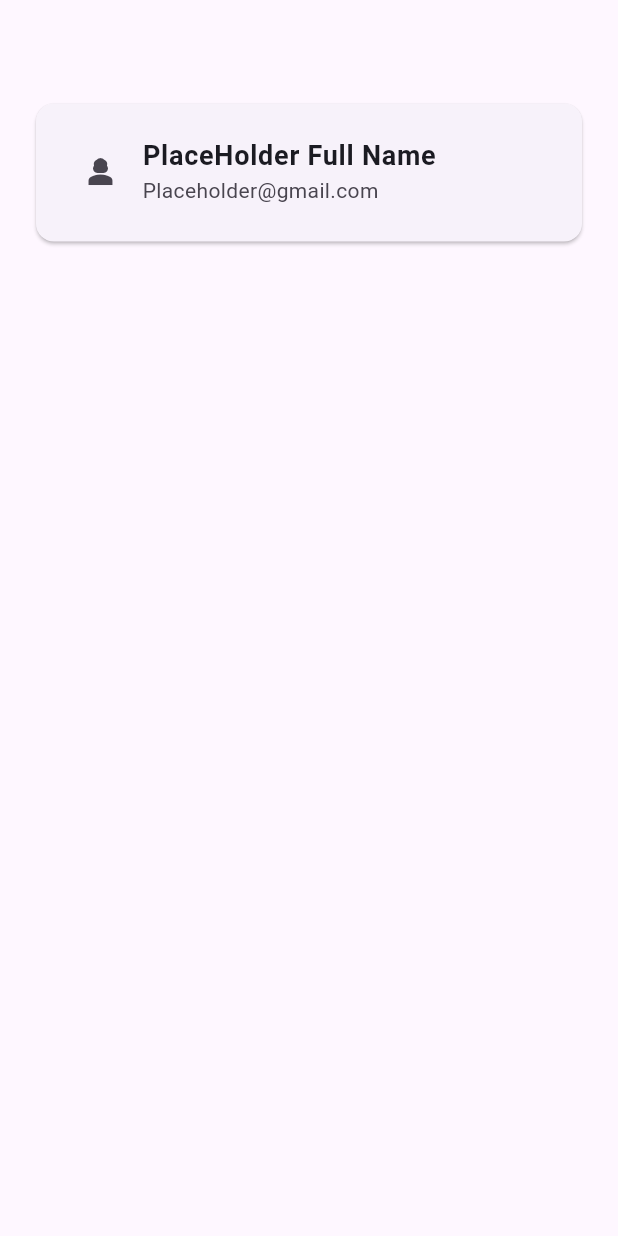
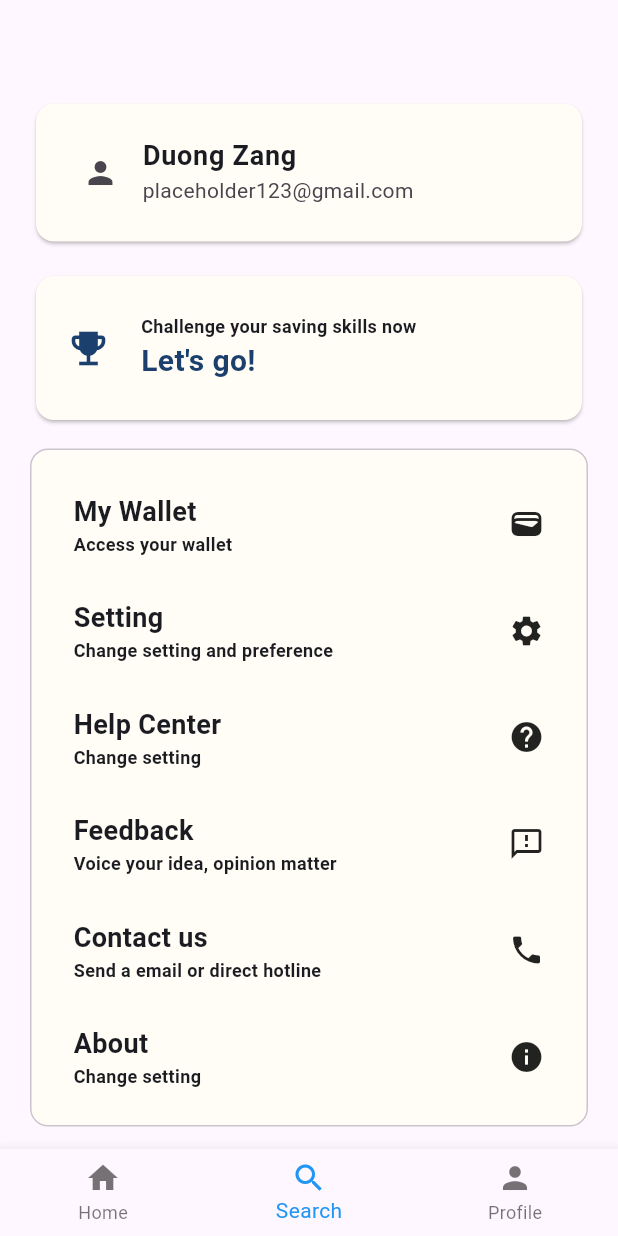
Before and after one commit to Puppychan/tymesavingfrontend, a Flutter app: the screen it shows after launch, on a phone screen of 412 x 824 dp. Run offline on Flutter 3.47's test engine with Material 3 defaults, Android fonts, the phone set to English and light mode, and no system bars; Roboto replaces fonts that are missing (Merriweather).

Commit message:
Work on more_menu/more_setting and more
Created code for more menu, created function to call back, added some styling to common/app_text_style.dart

```diff
--- a/lib/common/app_text_style.dart
+++ b/lib/common/app_text_style.dart
@@ -44,4 +44,18 @@ class AppTextStyles {
     fontFamily: 'Merriweather',
     fontWeight: FontWeight.w700,
   );
+
+  static const TextStyle headingSmall = TextStyle(
+    color: AppColors.primaryText,
+    fontSize: 12,
+    fontFamily: 'Merriweather',
+    fontWeight: FontWeight.w700,
+  );
+
+  static const TextStyle boldHeadingBlue = TextStyle(
+    color: AppColors.primaryBlue,
+    fontSize: 20,
+    fontFamily: 'Merriweather',
+    fontWeight: FontWeight.w700,
+  );
 }
--- a/lib/main.dart
+++ b/lib/main.dart
@@ -12,7 +12,7 @@ class MyApp extends StatelessWidget {
   @override
   Widget build(BuildContext context) {
     return MaterialApp(
-      home: moreMenu(),
+      home: MoreMenu(),
     );
   }
 }
--- a/lib/screens/more_menu/more.dart
+++ b/lib/screens/more_menu/more.dart
@@ -1,22 +1,48 @@
 import 'package:flutter/material.dart';
+import 'package:tymesavingfrontend/common/app_color.dart';
 import 'package:tymesavingfrontend/common/app_text_style.dart';
+import 'package:tymesavingfrontend/screens/more_menu/more_setting.dart';
 
-class moreMenu extends StatefulWidget {
-  const moreMenu({super.key});
+class MoreMenu extends StatefulWidget {
+  const MoreMenu({super.key});
 
   @override
-  State<moreMenu> createState() => _userProfileState();
+  State<MoreMenu> createState() => MoreMenuState();
 }
 
-class _userProfileState extends State<moreMenu> {
+class MoreMenuState extends State<MoreMenu> {
   @override
   Widget build(BuildContext context) {
     return Scaffold(
+      bottomNavigationBar: BottomNavigationBar(
+        items: const <BottomNavigationBarItem>[
+          BottomNavigationBarItem(
+            icon: Icon(Icons.home),
+            label: 'Home',
+          ),
+          BottomNavigationBarItem(
+            icon: Icon(Icons.search),
+            label: 'Search',
+          ),
+          BottomNavigationBarItem(
+            icon: Icon(Icons.person),
+            label: 'Profile',
+          ),
+        ],
+        currentIndex: 1,
+        selectedItemColor: Colors.blue,
+        //PlaceHolder here
+        onTap: (int intPlaceHolder){}
+      ),
       body: Container(
         padding: const EdgeInsets.symmetric(horizontal: 20, vertical: 15),
-        child: Column(children: [
-          const SizedBox(height: 50,),
+        child: const Column(children: [
+          SizedBox(height: 50,),
           UserBox(),
+          SizedBox(height: 15,),
+          MoreMenuChallenge(),
+          SizedBox(height: 15,),
+          MoreMenuSetting(),
         ],),
       ),
     );
@@ -29,16 +55,16 @@ class UserBox extends StatelessWidget {
   @override
   Widget build(BuildContext context) {
     return const Card(
-
+      color: AppColors.cream,
       child: Padding(
-        padding: const EdgeInsets.symmetric(horizontal: 15, vertical: 10),
+        padding: EdgeInsets.symmetric(horizontal: 15, vertical: 10),
           child: Column(
           crossAxisAlignment: CrossAxisAlignment.start,
           children: [
             ListTile(
-              leading: Icon(Icons.person_3),
-              title: Text('PlaceHolder Full Name', style: AppTextStyles.subHeadingMedium),
-              subtitle: Text('Placeholder@gmail.com'),
+              leading: Icon(Icons.person),
+              title: Text('Duong Zang ', style: AppTextStyles.subHeadingMedium),
+              subtitle: Text('placeholder123@gmail.com'),
             )
           ],
         )
@@ -46,3 +72,41 @@ class UserBox extends StatelessWidget {
     );
   }
 }
+
+class MoreMenuChallenge extends StatelessWidget {
+  const MoreMenuChallenge({super.key});
+
+  @override
+  Widget build(BuildContext context) {
+    return Card(
+      color: AppColors.cream,
+        // clipBehavior is necessary because, without it, the InkWell's animation
+        // will extend beyond the rounded edges of the [Card] (see https://github.com/flutter/flutter/issues/109776)
+        // This comes with a small performance cost, and you should not set [clipBehavior]
+        // unless you need it.
+        // clipBehavior: Clip.hardEdge,
+        child: InkWell(
+          splashColor: Colors.blue.withAlpha(50),
+          onTap: () {
+            debugPrint('Challenge tapped.');
+          },
+          child: const Padding(
+            padding: EdgeInsets.symmetric(horizontal: 20, vertical: 25),
+            child: Row(
+            children: [
+              Icon(Icons.emoji_events, color: AppColors.primaryBlue, size: 30),
+              SizedBox(width: 20,),
+              Column(
+                crossAxisAlignment: CrossAxisAlignment.start,
+                children: [
+                  Text('Challenge your saving skills now',style: AppTextStyles.headingSmall,),
+                  Text('Let\'s go!',style: AppTextStyles.boldHeadingBlue),
+                ],
+              )
+            ],
+          )
+          )
+          ),
+    );
+  }
+}
--- /dev/null
+++ b/lib/screens/more_menu/more_setting.dart
@@ -0,0 +1,88 @@
+import 'package:flutter/material.dart';
+import 'package:tymesavingfrontend/common/app_color.dart';
+import 'package:tymesavingfrontend/common/app_text_style.dart';
+
+class MoreMenuSetting extends StatefulWidget {
+  const MoreMenuSetting({super.key});
+
+  @override
+  State<MoreMenuSetting> createState() => _MoreMenuSettingState();
+}
+
+class _MoreMenuSettingState extends State<MoreMenuSetting> {
+
+  //PlaceHolder function
+  void placeHolderFunction(){
+    //Debug here
+   debugPrint('function tapped!');
+  }
+
+  @override
+  Widget build(BuildContext context) {
+    return Expanded(
+      child: Card.outlined(
+        color: AppColors.cream,
+        margin: const EdgeInsets.all(0),
+        child: Padding(
+          padding: const EdgeInsets.symmetric(horizontal: 5, vertical: 15),
+          child: Column(
+            children: [
+              /*
+                Containing place holder function for development! Do change it in merge !
+              */
+              RowSettingTemplate('My Wallet', 'Access your wallet', const Icon(Icons.wallet),placeHolderFunction),
+              RowSettingTemplate('Setting', 'Change setting and preference', const Icon(Icons.settings),placeHolderFunction),
+              RowSettingTemplate('Help Center', 'Change setting', const Icon(Icons.help),placeHolderFunction),
+              RowSettingTemplate('Feedback', 'Voice your idea, opinion matter', const Icon(Icons.feedback_outlined),placeHolderFunction),
+              RowSettingTemplate('Contact us', 'Send a email or direct hotline', const Icon(Icons.phone),placeHolderFunction),
+              RowSettingTemplate('About', 'Change setting', const Icon(Icons.info),placeHolderFunction),
+            ],
+          ),
+        ),
+      ),
+    );
+  }
+}
+
+class RowSettingTemplate extends StatefulWidget {
+  const RowSettingTemplate(this.label, this.motto, this.icon, this.function, {super.key});
+
+  final String label;
+  final String motto;
+  final Icon icon;
+  final VoidCallback function;
+
+  @override
+  State<RowSettingTemplate> createState() => _RowSettingTemplateState();
+}
+
+class _RowSettingTemplateState extends State<RowSettingTemplate> {
+  @override
+  Widget build(BuildContext context) {
+    return Card.filled(
+    color: AppColors.cream,
+    child: InkWell(
+          splashColor: Colors.blue.withAlpha(50),
+          onTap: () {
+            widget.function;
+          },
+    child: Padding(
+      padding: const EdgeInsets.symmetric(horizontal: 20, vertical: 10),
+      child: Row(
+      children: [
+        Column(
+            crossAxisAlignment: CrossAxisAlignment.start,
+            children: [
+              Text(widget.label, style: AppTextStyles.subHeadingMedium,),
+              Text(widget.motto, style: AppTextStyles.headingSmall,),
+           ],
+          ),
+          const Expanded(child: SizedBox()),
+          Icon(widget.icon.icon),
+        ],
+       )
+      )
+    )
+    );
+  }
+}
```
